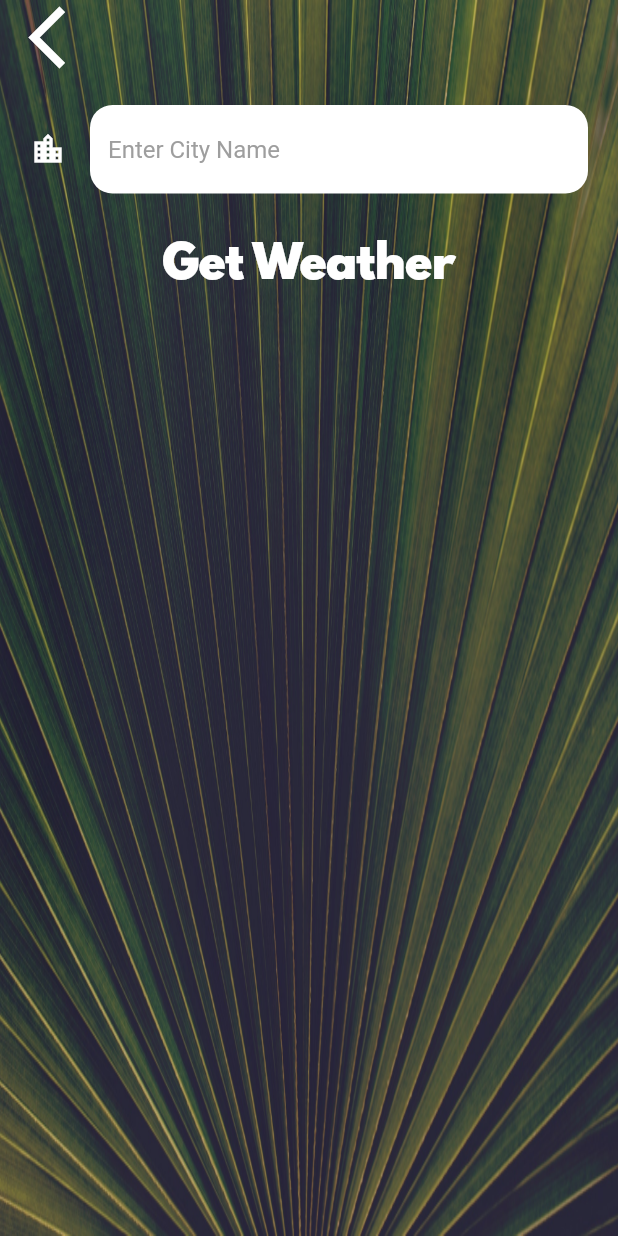
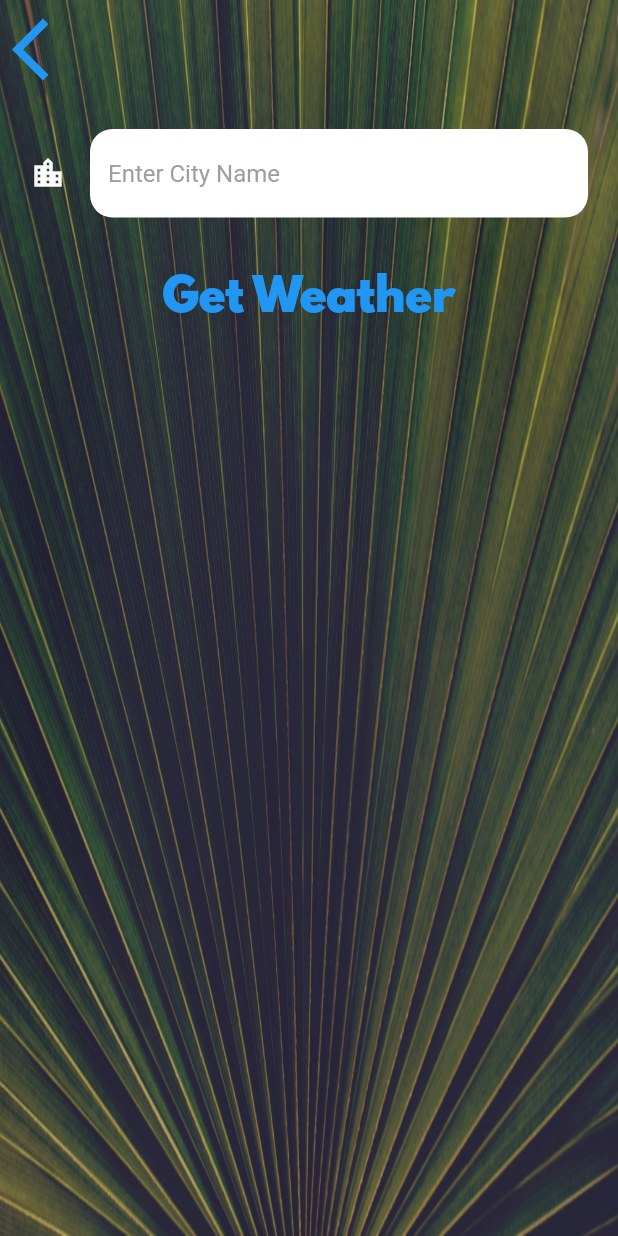
Before and after one commit to Hasan-Mhd/ClimaWeather, a Flutter app: the CityScreen screen opened directly, on a phone screen of 412 x 824 dp. Run offline on Flutter 3.47's test engine with Material 2 defaults, Android fonts, the phone set to English and light mode, and no system bars; our stand-ins replace flutter_spinkit, geolocator.

Commit message:
text buttons

```diff
--- a/lib/screens/city_screen.dart
+++ b/lib/screens/city_screen.dart
@@ -1,3 +1,5 @@
+import 'dart:ui';
+
 import 'package:flutter/material.dart';
 import 'package:clima/utilities/constants.dart';
 
@@ -8,6 +10,8 @@ class CityScreen extends StatefulWidget {
 
 class _CityScreenState extends State<CityScreen> {
   String? cityName;
+  double blur1=0;
+  double blur2=0;
   @override
   Widget build(BuildContext context) {
     return Scaffold(
@@ -19,12 +23,14 @@ class _CityScreenState extends State<CityScreen> {
           ),
         ),
         constraints: BoxConstraints.expand(),
+        child: BackdropFilter(
+          filter: ImageFilter.blur(sigmaX: blur1,sigmaY: blur2),
           child: SafeArea(
             child: Column(
               children: <Widget>[
                 Align(
                   alignment: Alignment.topLeft,
-                child: FlatButton(
+                  child: TextButton(
                     onPressed: () {
                       Navigator.pop(context);
                     },
@@ -37,16 +43,18 @@ class _CityScreenState extends State<CityScreen> {
                 Container(
                   padding: EdgeInsets.all(20.0),
                   child: TextField(
+
                     style: TextStyle(
                       color: Colors.black,
                     ),
                     decoration: kTextFieldInputDecouration,
                     onChanged: (value) {
                       cityName = value;
+                      blur1=blur2=10.0;
                     },
                   ),
                 ),
-              FlatButton(
+                TextButton(
                   onPressed: () {
                     Navigator.pop(context, cityName);
                   },
@@ -59,6 +67,7 @@ class _CityScreenState extends State<CityScreen> {
             ),
           ),
         ),
+      ),
     );
   }
 }
--- a/lib/screens/loading_screen.dart
+++ b/lib/screens/loading_screen.dart
@@ -36,7 +36,7 @@ class _LoadingScreenState extends State<LoadingScreen> {
     getLocation();
     return const Scaffold(
       body: Center(
-        child: SpinKitDoubleBounce(
+        child: SpinKitDancingSquare(
           color: Colors.white,
           size: 100.0,
         ),
```
Also changed, not shown: lib/screens/location_screen.dart (+10 -2 lines), 1 other file. Lines whose indentation alone changed are shown as unchanged.
